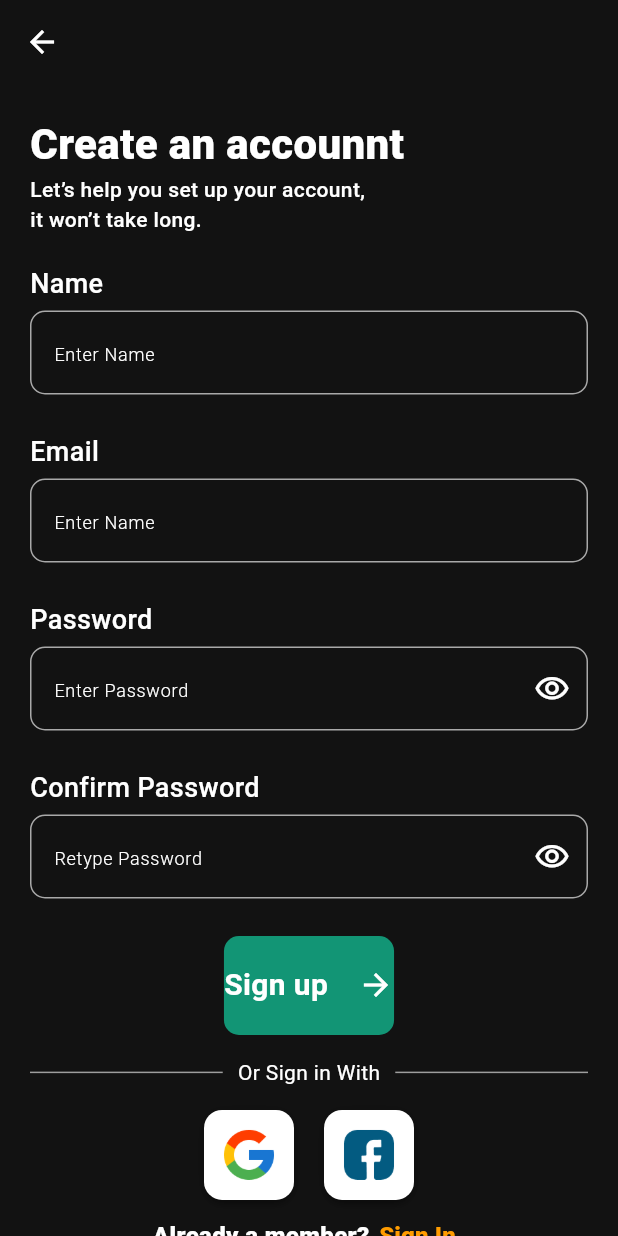
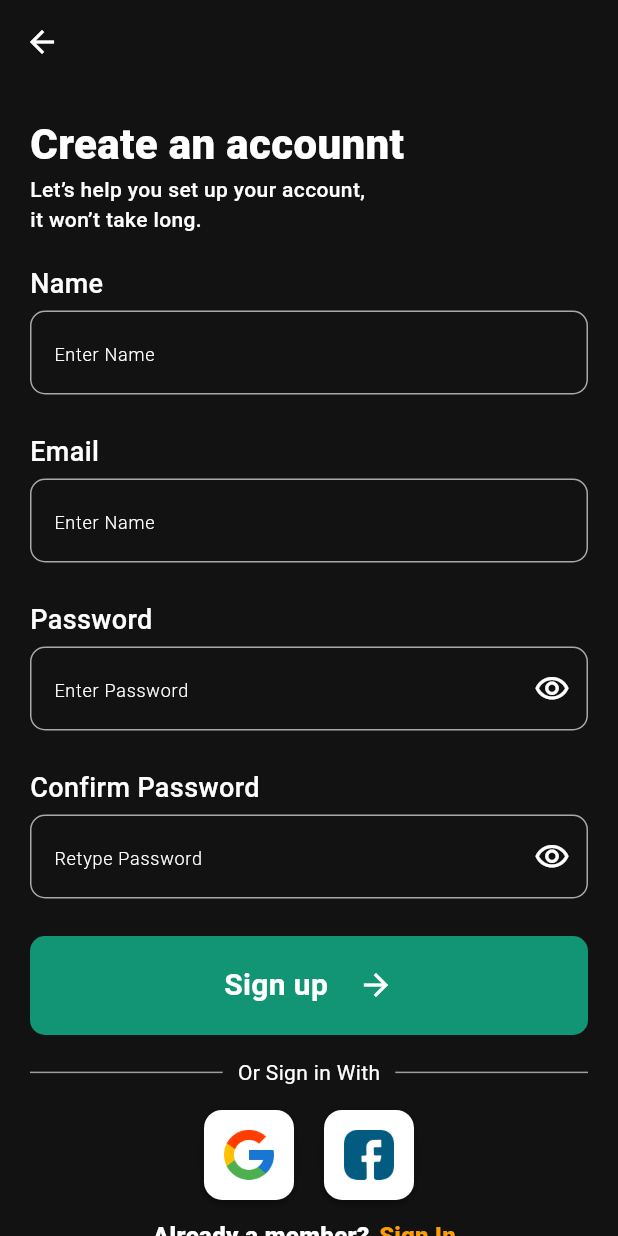
Before and after one commit to SyedAbdalAhmedShah/receipe_app, a Flutter app: the screen it shows after launch, after a tap on "Start Cooking", after a tap on "Sign In", after a tap on "Sign up", on a phone screen of 412 x 824 dp. Run offline on Flutter 3.47's test engine with Material 3 defaults, Android fonts, the phone set to English and light mode, and no system bars; drawn by our look-alikes of modal_progress_hud_nsn; our stand-ins replace appwrite, awesome_dialog, bloc, cached_network_image, dio, flutter_bloc and 8 more; missing offline and left inert: dart:ffi; accounts and stored records are empty; network calls fail.

Commit message:
code changes

```diff
--- a/lib/pages/auth/sign_in.dart
+++ b/lib/pages/auth/sign_in.dart
@@ -39,7 +39,7 @@ class _SignInScreenState extends State<SignInScreen> {
 
   @override
   Widget build(BuildContext context) {
-    final size = MediaQuery.sizeOf(context);
+
     return BlocListener(
       bloc: authBloc,
       listener: (context, state) {
@@ -121,7 +121,7 @@ class _SignInScreenState extends State<SignInScreen> {
                               child: PrimaryButton(
                                   gapBTWidget: 10,
                                   buttonName: AppStrings.signIn,
-                                  width: size.width * 0.9,
+
                                   onTap: () {
                                     if (_formKey.currentState?.validate() ??
                                         false) {
--- a/lib/pages/auth/sign_up.dart
+++ b/lib/pages/auth/sign_up.dart
@@ -39,7 +39,6 @@ class _SignUpScreenState extends State<SignUpScreen> {
 
   @override
   Widget build(BuildContext context) {
-    final size = MediaQuery.sizeOf(context);
     return BlocListener(
       bloc: authBloc,
       listener: (context, state) {
@@ -129,10 +128,10 @@ class _SignUpScreenState extends State<SignUpScreen> {
                         Row(
                           mainAxisAlignment: MainAxisAlignment.center,
                           children: [
-                            PrimaryButton(
+                            Expanded(
+                              child: PrimaryButton(
                                   gapBTWidget: 20,
                                   buttonName: AppStrings.signUp,
-                                width: size.width * 0.9,
                                   onTap: () async {
                                     if (formKey.currentState?.validate() ??
                                         false) {
@@ -143,6 +142,7 @@ class _SignUpScreenState extends State<SignUpScreen> {
                                     }
                                   },
                                   icon: Icons.adaptive.arrow_forward),
+                            ),
                           ],
                         ),
                         const Gap(15),
```
Lines whose indentation alone changed are shown as unchanged.
